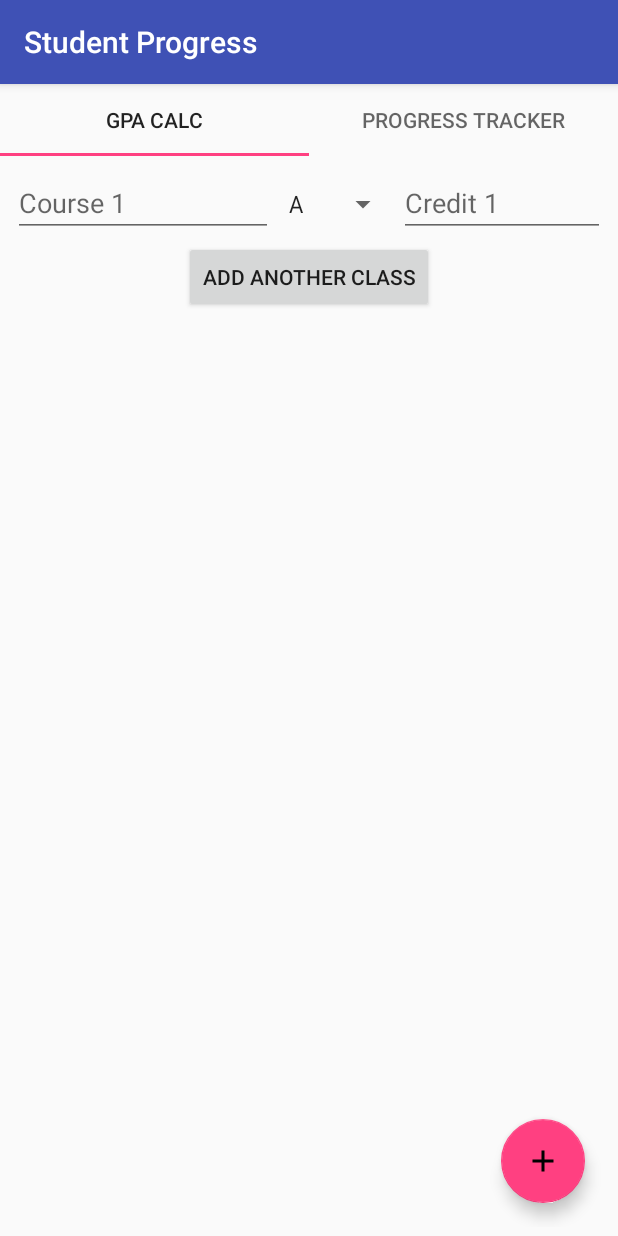
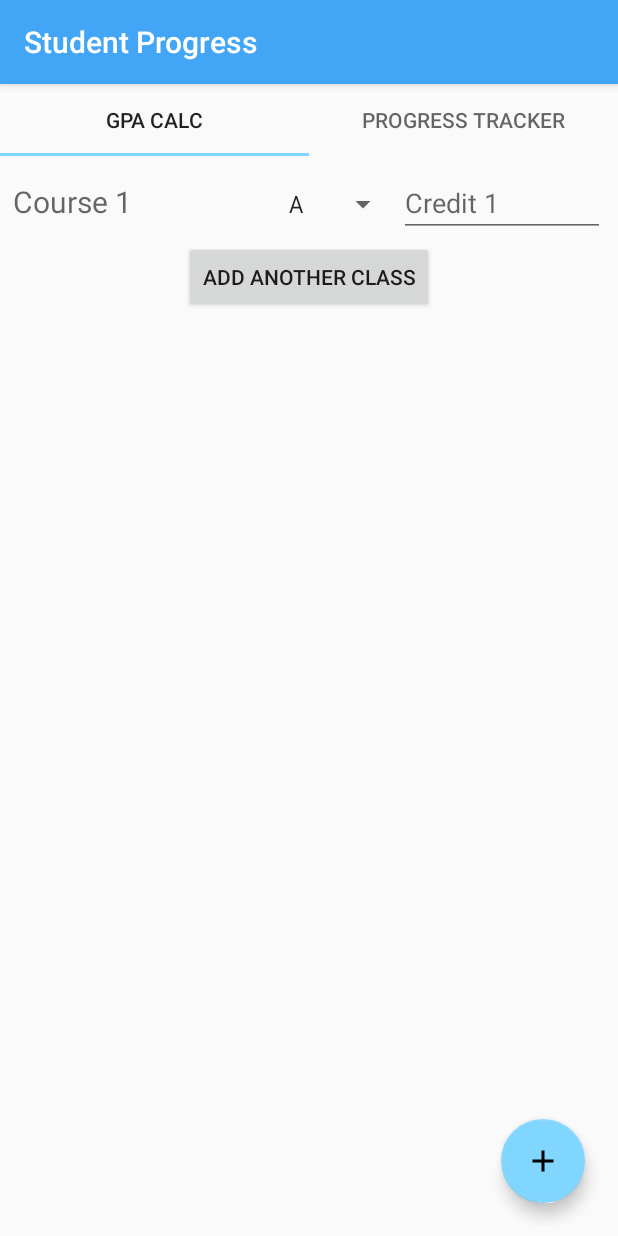
Before and after one commit to blaq-6THREE/Student-Progress, an Android app: the screen it shows after launch (MainActivity), after a tap on "ADD ANOTHER CLASS", on a phone screen of 412 x 824 dp. Run offline under Robolectric (Android 15) with nearby library versions, the phone set to English and light mode, and no system bars.

```diff
--- a/app/src/main/java/com/blaq/hylton/studentprogress/GradePointAverage.java
+++ b/app/src/main/java/com/blaq/hylton/studentprogress/GradePointAverage.java
@@ -1,12 +1,17 @@
 package com.blaq.hylton.studentprogress;
 
+import android.content.res.ColorStateList;
+import android.graphics.Color;
 import android.os.Build;
 import android.os.Bundle;
 import android.support.design.widget.FloatingActionButton;
 import android.support.design.widget.Snackbar;
 import android.support.v4.app.Fragment;
 import android.text.InputType;
+import android.text.TextUtils;
 import android.util.Log;
+import android.view.Gravity;
+import android.view.KeyEvent;
 import android.view.LayoutInflater;
 import android.view.View;
 import android.view.ViewGroup;
@@ -31,19 +36,20 @@ public class GradePointAverage extends Fragment
     private int counter;
     private int creditsID;
     private int spinnerID;
+    private View mView;
 
     private ArrayList<EditText> mEditTextList;
     private ArrayList<Spinner> mSpinnerList;
 
     public View onCreateView(LayoutInflater inflater, ViewGroup container, Bundle savedInstanceState)
     {
-        View view = inflater.inflate(R.layout.fragment_grade_point_average, container, false);
+        mView = inflater.inflate(R.layout.fragment_grade_point_average, container, false);
 
-        mButton = view.findViewById(R.id.button);
-        fab = view.findViewById(R.id.floating_action_button);
-        mGPATextView = view.findViewById(R.id.grade_point_average_textview);
+        mButton = mView.findViewById(R.id.button);
+        fab = mView.findViewById(R.id.floating_action_button);
+        mGPATextView = mView.findViewById(R.id.grade_point_average_textview);
         mGPATextView.setVisibility(View.GONE);
-        masterLinearLayout = view.findViewById(R.id.linear_layout_master);
+        masterLinearLayout = mView.findViewById(R.id.linear_layout_master);
 
         creditsID = 0;
         spinnerID = 0;
@@ -56,11 +62,10 @@ public class GradePointAverage extends Fragment
             @Override
             public void onClick(View view)
             {
-
                 if (masterLinearLayout.getChildCount() >= 10)
                 {
-                    Snackbar mySnackbar = Snackbar.make(view, "10 Classes is MAX", Snackbar.LENGTH_LONG);
-                    mySnackbar.show();
+                    Snackbar snackbar = Snackbar.make(view, "10 Classes is MAX", Snackbar.LENGTH_LONG);
+                    snackbar.show();
                     mButton.setEnabled(false);
                 }
                 else
@@ -74,13 +79,13 @@ public class GradePointAverage extends Fragment
         fab.setOnClickListener(new View.OnClickListener() {
             @Override
             public void onClick(View view) {
-                mGPATextView.setText("" + calculateGPA());
+                mGPATextView.setText(String.valueOf(calculateGPA()));
                 mGPATextView.setVisibility(View.VISIBLE);
                 calculateGPA();
             }
         });
 
-        return view;
+        return mView;
     }
 
     private void createView(LinearLayout bossLayout, int counter, ArrayList<EditText> mEditTextList, ArrayList<Spinner> mSpinnerList)
@@ -94,14 +99,18 @@ public class GradePointAverage extends Fragment
 
         //Create linear layout first
         LinearLayout linearLayout = new LinearLayout(getContext());
+        linearLayout.setGravity(Gravity.CENTER_HORIZONTAL);
         linearLayout.setOrientation(LinearLayout.HORIZONTAL);
         linearLayout.setPadding(4, 4, 4, 4);
 
         //Create Course EditText
-        EditText courseEditText = new EditText(getContext());
-        courseEditText.setWidth(260);
-        courseEditText.setInputType(InputType.TYPE_CLASS_TEXT);
-        courseEditText.setHint("Course " + counter);
+        TextView courseTextView = new TextView(getContext());
+        courseTextView.setWidth(260);
+        courseTextView.setTextSize(20f);
+        courseTextView.setTextColor(Color.BLUE);
+        courseTextView.setAllCaps(true);
+        courseTextView.setInputType(InputType.TYPE_CLASS_TEXT);
+        courseTextView.setHint("Course " + counter);
 
         //Create Spinner and populate it
         Spinner spinner = new Spinner(getContext());
@@ -120,7 +129,7 @@ public class GradePointAverage extends Fragment
         creditEditText.setId(creditsID);
 
         // Adding to the Child Layout
-        linearLayout.addView(courseEditText);
+        linearLayout.addView(courseTextView);
         linearLayout.addView(spinner);
         linearLayout.addView(creditEditText);
 
@@ -143,13 +152,36 @@ public class GradePointAverage extends Fragment
 
         for (int i = 0; i < masterLinearLayout.getChildCount(); i++)
         {
-            a = Integer.valueOf(mEditTextList.get(i).getText().toString());
-            b = gradeValueFromSpinner(mSpinnerList.get(i).getSelectedItem().toString());
+            if (TextUtils.isEmpty(mEditTextList.get(i).getText()))
+            {
+                Snackbar snackbar = Snackbar.make(mView, "Please fill all fields", Snackbar.LENGTH_LONG);
+                snackbar.show();
 
-            //FOR EACH CLASS = credit * grade
-            gradePoints = gradePoints + a * b;
+                ColorStateList colorStateList = ColorStateList.valueOf(Color.RED);
 
-            totalCredits = totalCredits + Integer.valueOf(mEditTextList.get(i).getText().toString());   //FOR EACH CLASS = sum credits up
+                if (Build.VERSION.SDK_INT >= Build.VERSION_CODES.LOLLIPOP)
+                {
+                    mEditTextList.get(i).setBackgroundTintList(colorStateList);
+                }
+            }
+
+            else
+            {
+                ColorStateList colorStateList = ColorStateList.valueOf(Color.parseColor("#80d6ff"));
+
+                if (Build.VERSION.SDK_INT >= Build.VERSION_CODES.LOLLIPOP)
+                {
+                    mEditTextList.get(i).setBackgroundTintList(colorStateList);
+                }
+
+                a = Integer.valueOf(mEditTextList.get(i).getText().toString());
+                b = gradeValueFromSpinner(mSpinnerList.get(i).getSelectedItem().toString());
+
+                //FOR EACH CLASS = credit * grade
+                gradePoints = gradePoints + a * b;
+
+                totalCredits = totalCredits + Integer.valueOf(mEditTextList.get(i).getText().toString());   //FOR EACH CLASS = sum credits up
+            }
         }
 
         gpa = gradePoints / totalCredits;
--- a/app/src/main/res/values/colors.xml
+++ b/app/src/main/res/values/colors.xml
@@ -1,6 +1,6 @@
 <?xml version="1.0" encoding="utf-8"?>
 <resources>
-    <color name="colorPrimary">#3F51B5</color>
-    <color name="colorPrimaryDark">#303F9F</color>
-    <color name="colorAccent">#FF4081</color>
+    <color name="colorPrimary">#42a5f5</color>
+    <color name="colorPrimaryDark">#0077c2</color>
+    <color name="colorAccent">#80d6ff</color>
 </resources>
```
